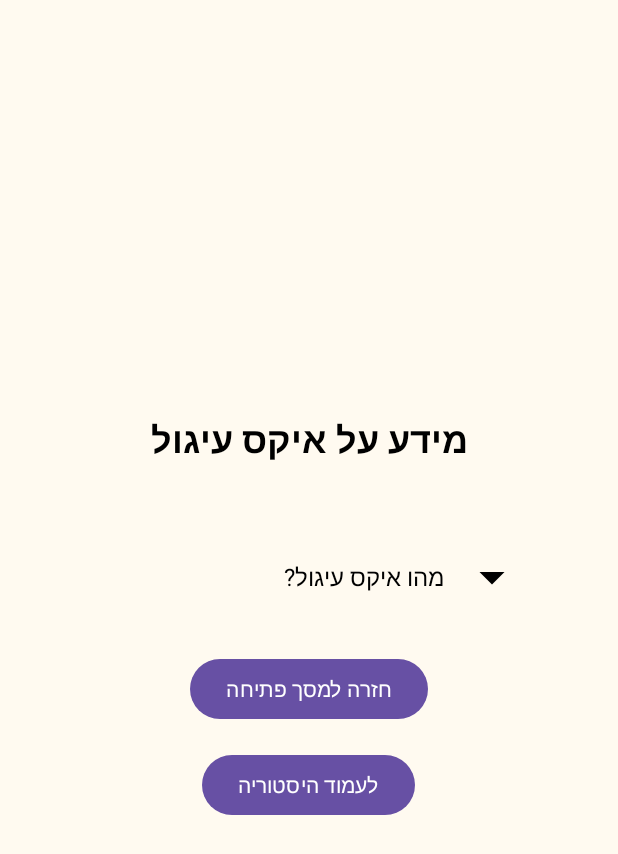
After one commit to hanalif/TicTacToeGame, an Android app: the InfoActivity screen opened directly, with no data from a screen before it, on a phone screen of 412 x 824 dp. The commit adds this screen. Shown: the top 854 px of the screen. Run offline under Robolectric (Android 15) with nearby library versions, the phone set to English and light mode, and no system bars.

Commit message:
add info activity

```diff
--- a/app/src/main/AndroidManifest.xml
+++ b/app/src/main/AndroidManifest.xml
@@ -12,6 +12,9 @@
         android:supportsRtl="true"
         android:theme="@style/Theme.Math_Exercises"
         tools:targetApi="31">
+        <activity
+            android:name=".InfoActivity"
+            android:exported="false" />
         <activity
             android:name=".GameHistoryActivity"
             android:exported="false" />
--- a/app/src/main/java/hana/lipschutz/math_exercises/GameHistoryActivity.java
+++ b/app/src/main/java/hana/lipschutz/math_exercises/GameHistoryActivity.java
@@ -68,6 +68,12 @@ public class GameHistoryActivity extends AppCompatActivity {
             startActivity(intent);
             finish();
         });
+
+        Button buttonInfo = findViewById(R.id.buttonInfo);
+        buttonInfo.setOnClickListener(v -> {
+            Intent intent = new Intent(GameHistoryActivity.this, InfoActivity.class);
+            startActivity(intent);
+        });
     }
 
     private void loadResults() {
--- /dev/null
+++ b/app/src/main/java/hana/lipschutz/math_exercises/InfoActivity.java
@@ -0,0 +1,88 @@
+package hana.lipschutz.math_exercises;
+
+import android.content.Intent;
+import android.net.Uri;
+import android.os.Bundle;
+import android.view.View;
+import android.widget.AdapterView;
+import android.widget.ArrayAdapter;
+import android.widget.Button;
+import android.widget.Spinner;
+
+import androidx.appcompat.app.AppCompatActivity;
+
+public class InfoActivity extends AppCompatActivity {
+
+    private Spinner videoSpinner;
+    private Button buttonToHistory, buttonToOpening;
+
+    private String[] titles = {
+            "מהו איקס עיגול?",
+            "אסטרטגיות בסיסיות",
+            "איך לנצח תמיד",
+            "איקס עיגול - כיף ומשחקים"
+    };
+
+    private String[] videoUrls = {
+            "https://www.youtube.com/watch?v=3qzcAMShotQ", // דוגמאות, עדכן ללינקים אמיתיים
+            "https://www.youtube.com/watch?v=Hz51B-aQUeE",
+            "https://www.youtube.com/watch?v=WUX0hB1u0vE",
+            "https://www.youtube.com/watch?v=QNFQvX-MQgI"
+    };
+
+    @Override
+    protected void onCreate(Bundle savedInstanceState) {
+        super.onCreate(savedInstanceState);
+        setContentView(R.layout.activity_info);
+
+        videoSpinner = findViewById(R.id.videoSpinner);
+
+        // יצירת אדפטר מותאם עם layout מותאם אישית
+        ArrayAdapter<String> adapter = new ArrayAdapter<>(
+                this,
+                R.layout.spinner_item,         // העיצוב של ה-item הראשי
+                titles
+        );
+        adapter.setDropDownViewResource(R.layout.spinner_dropdown_item); // העיצוב של התפריט הנפתח
+
+        videoSpinner.setAdapter(adapter);
+
+        videoSpinner.setOnItemSelectedListener(new AdapterView.OnItemSelectedListener() {
+            boolean firstSelection = true;
+
+            @Override
+            public void onItemSelected(AdapterView<?> parent, View view, int position, long id) {
+                if (firstSelection) {
+                    firstSelection = false;
+                    return;
+                }
+
+                String url = videoUrls[position];
+                Intent intent = new Intent(Intent.ACTION_VIEW, Uri.parse(url));
+                startActivity(intent);
+
+                // לאחר הפעלה, לאפס את הבחירה
+                videoSpinner.setSelection(0);
+            }
+
+            @Override
+            public void onNothingSelected(AdapterView<?> parent) {
+                // לא נדרש
+            }
+        });
+
+        buttonToOpening = findViewById(R.id.buttonToOpening);
+        buttonToOpening.setOnClickListener(v -> {
+            Intent intent = new Intent(InfoActivity.this, OpeningActivity.class);
+            startActivity(intent);
+            finish();
+        });
+
+        buttonToHistory = findViewById(R.id.buttonToHistory);
+        buttonToHistory.setOnClickListener(v -> {
+            Intent intent = new Intent(InfoActivity.this, GameHistoryActivity.class);
+            startActivity(intent);
+            finish();
+        });
+    }
+}
--- /dev/null
+++ b/app/src/main/res/drawable/baseline_arrow_drop_down_24.xml
@@ -0,0 +1,5 @@
+<vector xmlns:android="http://schemas.android.com/apk/res/android" android:height="40dp" android:tint="#000000" android:viewportHeight="24" android:viewportWidth="24" android:width="40dp">
+
+    <path android:fillColor="@android:color/white" android:pathData="M7,10l5,5 5,-5z"/>
+
+</vector>
--- /dev/null
+++ b/app/src/main/res/layout/activity_info.xml
@@ -0,0 +1,43 @@
+<?xml version="1.0" encoding="utf-8"?>
+<LinearLayout xmlns:android="http://schemas.android.com/apk/res/android"
+    android:orientation="vertical"
+    android:padding="24dp"
+    android:layout_width="match_parent"
+    android:layout_height="match_parent"
+    android:gravity="center"
+    android:background="#FFFAF0">
+
+    <TextView
+        android:layout_width="wrap_content"
+        android:layout_height="wrap_content"
+        android:text="מידע על איקס עיגול"
+        android:textSize="24sp"
+        android:textStyle="bold"
+        android:textColor="@color/black"
+        android:layout_marginBottom="24dp" />
+
+    <Spinner
+        android:id="@+id/videoSpinner"
+        android:layout_width="match_parent"
+        android:layout_height="wrap_content"
+        android:padding="12dp"
+        android:layout_margin="16dp"
+        android:popupBackground="#FFEDED"
+        android:background="@android:color/transparent"
+        android:textColor="@color/black"
+    />
+
+    <Button
+        android:id="@+id/buttonToOpening"
+        android:layout_width="wrap_content"
+        android:layout_height="wrap_content"
+        android:text="חזרה למסך פתיחה"
+        android:layout_marginBottom="16dp"/>
+
+    <Button
+        android:id="@+id/buttonToHistory"
+        android:layout_width="wrap_content"
+        android:layout_height="wrap_content"
+        android:text="לעמוד היסטוריה"/>
+
+</LinearLayout>
--- /dev/null
+++ b/app/src/main/res/layout/spinner_item.xml
@@ -0,0 +1,10 @@
+<?xml version="1.0" encoding="utf-8"?>
+<TextView xmlns:android="http://schemas.android.com/apk/res/android"
+    android:layout_width="match_parent"
+    android:layout_height="wrap_content"
+    android:padding="12dp"
+    android:textColor="#000000"
+    android:textSize="16sp"
+    android:gravity="right|center_vertical"
+    android:drawableEnd="@drawable/baseline_arrow_drop_down_24"
+    android:drawablePadding="12dp"/>
```
Also changed, not shown: app/src/main/java/hana/lipschutz/math_exercises/OpeningActivity.java (+7 -0 lines), app/src/main/res/layout/activity_game_history.xml (+8 -0 lines), app/src/main/res/layout/activity_opening.xml (+8 -0 lines), app/src/main/res/layout/spinner_dropdown_item.xml (added, +9 -0 lines).
